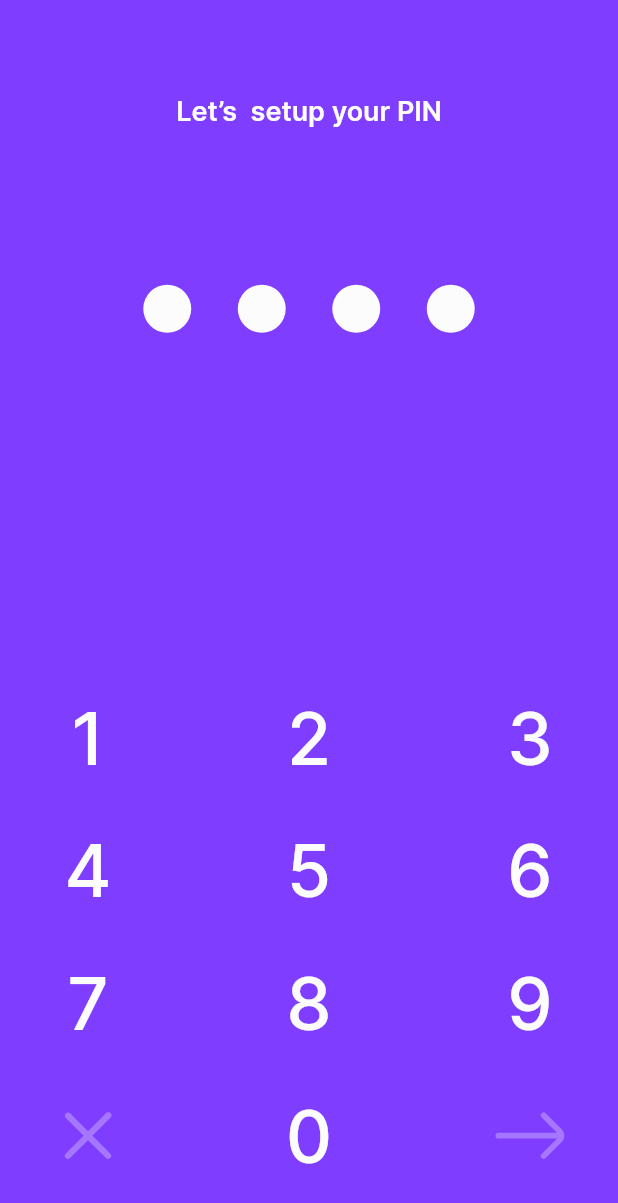
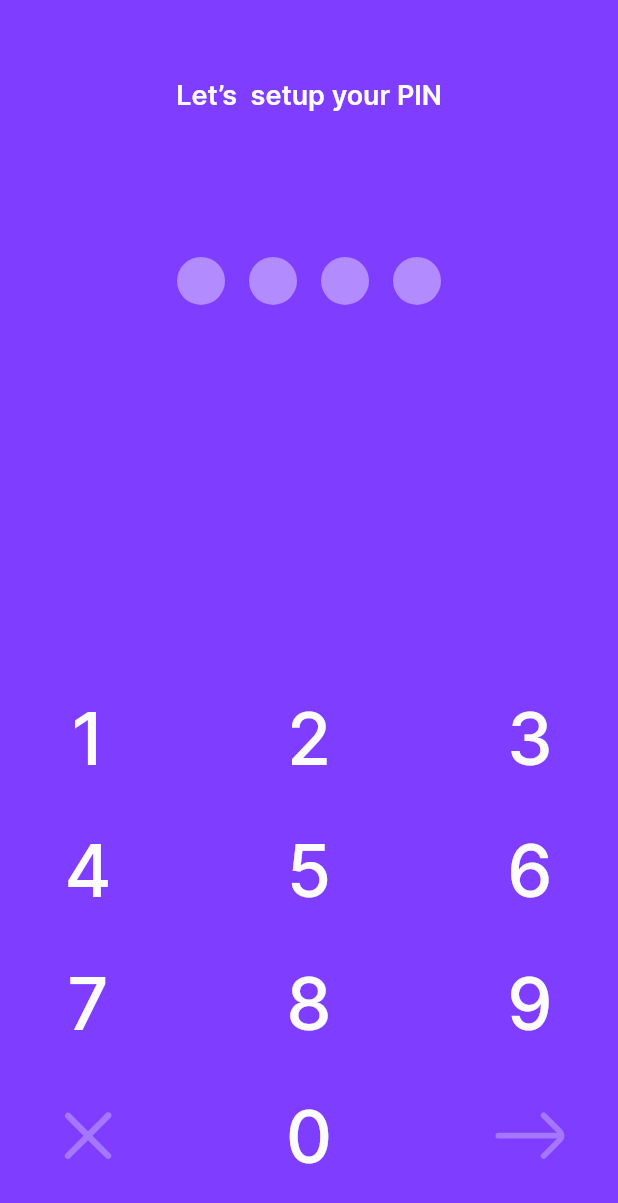
Before and after one commit to rGradov/finance-tracker-, a Flutter app: the screen it shows after launch, on a phone screen of 412 x 824 dp. Shown: the top 1203 px of the screen. Run offline on Flutter 3.47's test engine with Material 2 defaults, Android fonts, the phone set to English and light mode, and no system bars; our stand-ins replace flutter_svg.

Commit message:
added animation for hiding circles

```diff
--- a/lib/app/provider/pin_code_provider.dart
+++ b/lib/app/provider/pin_code_provider.dart
@@ -1,19 +1,19 @@
 import 'package:flutter/material.dart';
 
 class PinCodeProvider with ChangeNotifier {
-  String _pinCode = '';
-  String get getPinCode => _pinCode;
-  bool get isValid => _pinCode.length < 4 ? false : true;
+  String pin = '';
+  String get getPin => pin;
+  bool get isValid => pin.length < 4 ? false : true;
   void removeValue() {
-    if (_pinCode.isNotEmpty) {
-      _pinCode = _pinCode.substring(0, _pinCode.length - 1);
+    if (pin.isNotEmpty) {
+      pin = pin.substring(0, pin.length - 1);
       notifyListeners();
     }
   }
 
   void setValue(int num) {
-    if (_pinCode.length <= 4) {
-      _pinCode = _pinCode + num.toString();
+    if (pin.length <= 3) {
+      pin = pin + num.toString();
       notifyListeners();
     }
   }
--- a/lib/app/ui/app_auth.dart
+++ b/lib/app/ui/app_auth.dart
@@ -16,14 +16,11 @@ class PinScreen extends StatelessWidget {
         backgroundColor: AppColor.violet[100],
         body: SafeArea(
           child: Column(
+            /// DON'T CHANGE THIS FLEX VALUES
             children: const [
-              Expanded(flex: 2, child: Header()),
-              Expanded(
-                flex: 4,
-                child: Circles(),
-              ),
-
-              /// DONT TUCH THIS FLEX VALUE
+              Expanded(flex: 1, child: Header()),
+              Expanded(flex: 3, child: Circles()),
+              Spacer(flex: 2,),
               Expanded(flex: 5, child: ButtonView()),
             ],
           ),
@@ -39,29 +36,43 @@ class Circles extends StatelessWidget {
   @override
   Widget build(BuildContext context) {
     return Consumer<PinCodeProvider>(builder: (_, provider, __) {
-      return Padding(
-        padding: const EdgeInsets.symmetric(horizontal: 80.0, vertical: 40),
-        child: Row(
-          mainAxisAlignment: MainAxisAlignment.spaceAround,
-          crossAxisAlignment: CrossAxisAlignment.start,
-          children: [
-            CircleAvatar(
-              radius: 16,
-              backgroundColor: AppColor.baseLight[80]!,
-            ),
-            CircleAvatar(
-              radius: 16,
-              backgroundColor: AppColor.baseLight[80]!,
-            ),
-            CircleAvatar(
-              radius: 16,
-              backgroundColor: AppColor.baseLight[80]!,
-            ),
-            CircleAvatar(
-              radius: 16,
-              backgroundColor: AppColor.baseLight[80]!,
-            ),
-          ],
+      return ListView.separated(
+          shrinkWrap: true,
+          physics: const NeverScrollableScrollPhysics(),
+
+          itemBuilder: (_, idx) {
+            return CircleHidingNumber(idx: idx);
+          },
+          separatorBuilder: (_, idx) {
+            return const SizedBox(
+              width: 16,
+              height: 16,
+            );
+          },
+          scrollDirection: Axis.horizontal,
+          itemCount: 4);
+    });
+  }
+}
+
+/// how it works?
+class CircleHidingNumber extends StatelessWidget {
+  final int idx;
+  const CircleHidingNumber({Key? key, required this.idx}) : super(key: key);
+
+  @override
+  Widget build(BuildContext context) {
+    return Consumer<PinCodeProvider>(builder: (_, provider, __) {
+      return AnimatedContainer(
+        curve: Curves.decelerate,
+        duration: const Duration(milliseconds: 300),
+        width: 32,
+        height: 32,
+        decoration: BoxDecoration(
+          shape: BoxShape.circle,
+          color: provider.pin.length <= idx
+              ? Colors.white.withOpacity(0.4)
+              : AppColor.baseLight[80],
         ),
       );
     });
@@ -77,11 +88,11 @@ class Header extends StatelessWidget {
       child: ConstrainedBox(
         constraints: const BoxConstraints(maxHeight: 100),
         child: Align(
-          alignment: Alignment.center,
+          alignment: Alignment.bottomCenter,
 
-          /// TODO: extract me
           child: Text(
             "Let’s  setup your PIN",
+            /// TODO: extract me
             style: TextStyle(
                 color: AppColor.baseLight[80],
                 fontFamily: 'Inter',
@@ -105,7 +116,7 @@ class RemoveButton extends StatelessWidget {
     return Consumer<PinCodeProvider>(builder: (_, provider, __) {
       return AnimatedOpacity(
         duration: const Duration(milliseconds: 300),
-        opacity: provider.getPinCode.isNotEmpty ? 1 : 0.3,
+        opacity: provider.getPin.isNotEmpty ? 1 : 0.3,
         child: InkWell(
             onTap: provider.removeValue,
             child: Transform.scale(
```
